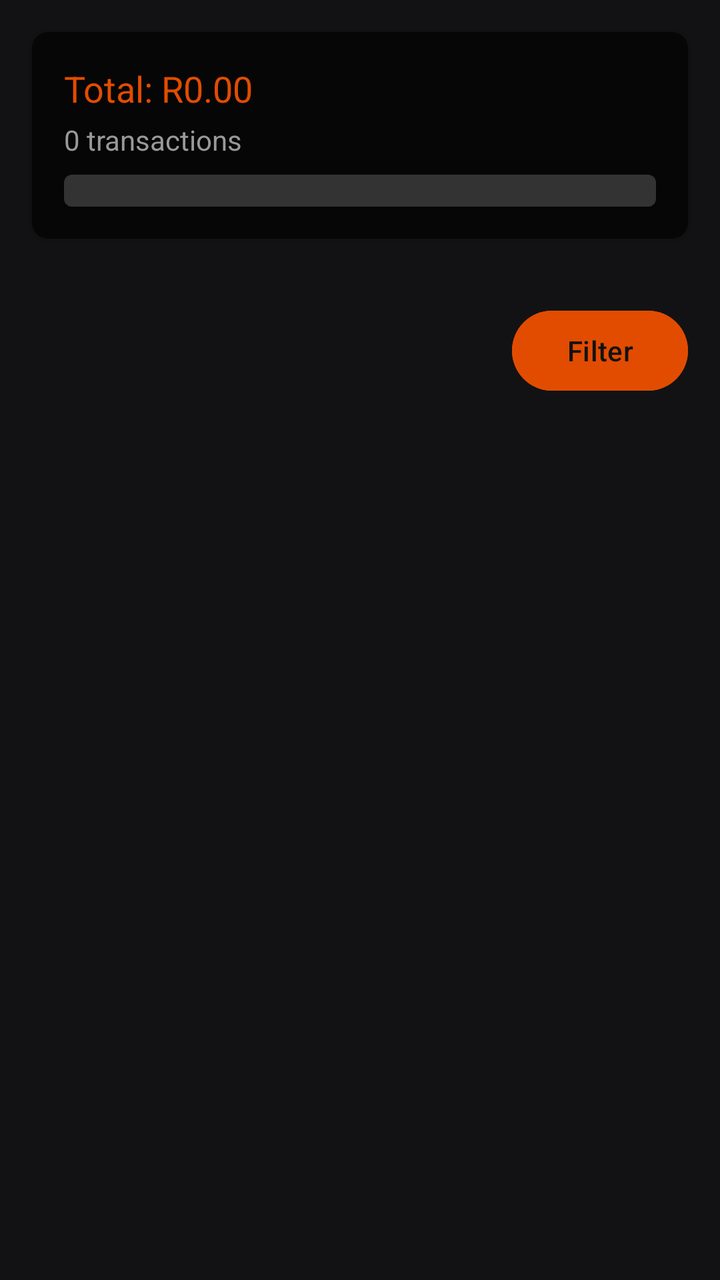
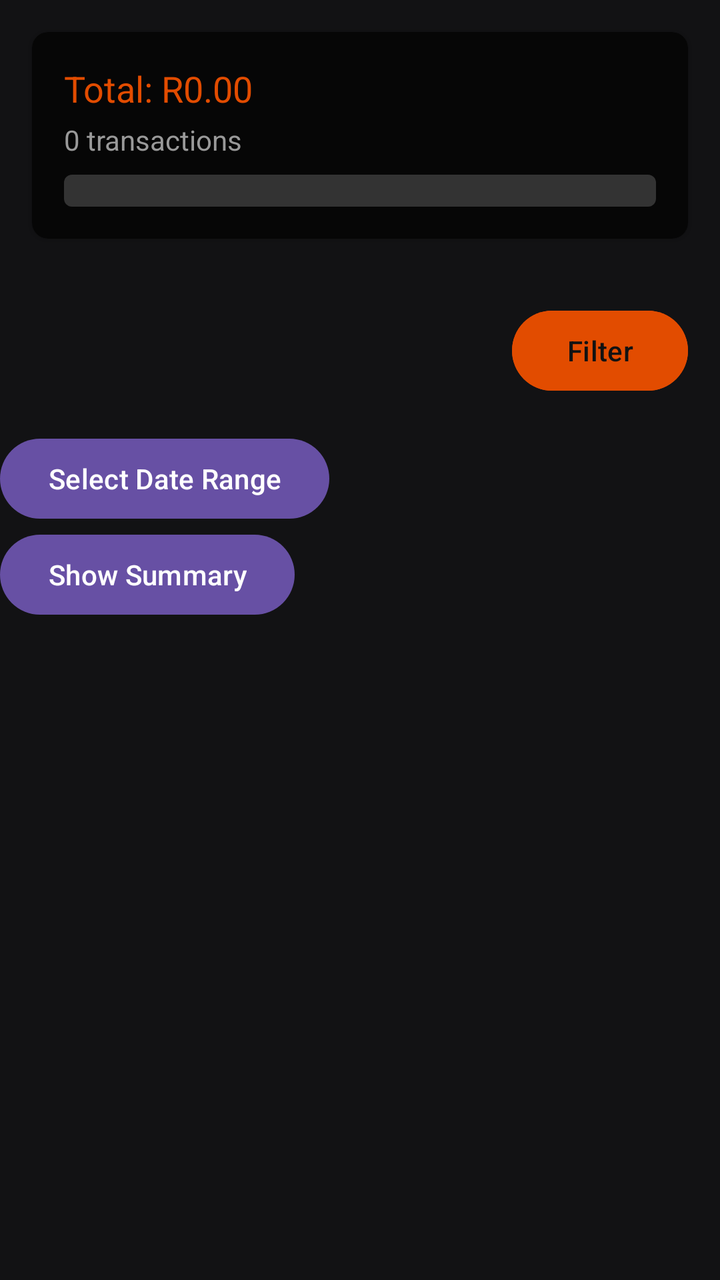

Two renders of the same Android screen: before a commit and after it. Below are the layout's source before the change and the commit's diff.
<!-- AndroidManifest.xml: application theme Theme.SavoraBudgetApp -->
<!-- res/layout/fragment_expense_list.xml -->
<?xml version="1.0" encoding="utf-8"?>
<LinearLayout
    xmlns:android="http://schemas.android.com/apk/res/android"
    xmlns:app="http://schemas.android.com/apk/res-auto"
    xmlns:tools="http://schemas.android.com/tools"
    android:layout_width="match_parent"
    android:layout_height="match_parent"
    android:orientation="vertical"
    android:background="#121214">

    
    <androidx.cardview.widget.CardView
        android:layout_width="match_parent"
        android:layout_height="wrap_content"
        android:layout_margin="16dp"
        app:cardBackgroundColor="#060606"
        app:cardCornerRadius="8dp">

        <LinearLayout
            android:layout_width="match_parent"
            android:layout_height="wrap_content"
            android:padding="16dp"
            android:orientation="vertical">

            <TextView
                android:id="@+id/tvTotal"
                android:layout_width="wrap_content"
                android:layout_height="wrap_content"
                android:text="Total: R0.00"
                android:textColor="#E24C00"
                android:textSize="18sp"/>

            <TextView
                android:id="@+id/tvCount"
                android:layout_width="wrap_content"
                android:layout_height="wrap_content"
                android:text="0 transactions"
                android:textColor="#999999"
                android:layout_marginTop="4dp"/>

            <ProgressBar
                android:id="@+id/progressBar"
                android:layout_width="match_parent"
                android:layout_height="wrap_content"
                android:layout_marginTop="8dp"
                style="@style/Widget.AppCompat.ProgressBar.Horizontal"
                android:progressDrawable="@drawable/progress_orange"/>
        </LinearLayout>
    </androidx.cardview.widget.CardView>

    
    <Button
        android:id="@+id/btnFilter"
        android:layout_width="wrap_content"
        android:layout_height="wrap_content"
        android:layout_gravity="end"
        android:layout_margin="16dp"
        android:text="Filter"
        android:textColor="#121212"
        android:backgroundTint="#E24C00"/>

    
    <androidx.recyclerview.widget.RecyclerView
        android:id="@+id/rvExpenses"
        android:layout_width="match_parent"
        android:layout_height="0dp"
        android:layout_weight="1"
        android:contentDescription="@string/expenses_list_description"
        tools:listitem="@layout/item_expense"/>
</LinearLayout>
<!-- res/layout/item_expense.xml (included above) -->
<?xml version="1.0" encoding="utf-8"?>
<LinearLayout
    xmlns:android="http://schemas.android.com/apk/res/android"
    android:layout_width="match_parent"
    android:layout_height="wrap_content"
    android:orientation="horizontal"
    android:padding="16dp">

    
    <TextView
        android:id="@+id/tvCategory"
        android:layout_width="0dp"
        android:layout_height="wrap_content"
        android:layout_weight="1"
        android:textColor="#FFFFFF" />

    
    <TextView
        android:id="@+id/tvAmount"
        android:layout_width="wrap_content"
        android:layout_height="wrap_content"
        android:textColor="#E24C00" />
</LinearLayout>
<!-- resources referenced by this layout -->
<resources>
  <!-- drawable progress_orange (drawable) -->
  <?xml version="1.0" encoding="utf-8"?>
  <layer-list xmlns:android="http://schemas.android.com/apk/res/android">
      <item android:id="@android:id/background">
          <shape>
              <corners android:radius="4dp" />
              <solid android:color="#333333" />
          </shape>
      </item>
      <item android:id="@android:id/progress">
          <clip>
              <shape>
                  <corners android:radius="4dp" />
                  <solid android:color="#E24C00" />
              </shape>
          </clip>
      </item>
  </layer-list>
  <string name="expenses_list_description">List of all expenses</string>
  <style name="Theme.SavoraBudgetApp" parent="Base.Theme.SavoraBudgetApp" />
  <style name="Base.Theme.SavoraBudgetApp" parent="Theme.Material3.DayNight.NoActionBar">
          
          
      </style>
</resources>

<!-- the commit's change to res/layout/fragment_expense_list.xml (unified diff, before → after) -->
@@ -59,6 +59,24 @@
         android:textColor="#121212"
         android:backgroundTint="#E24C00"/>
 
+    <Button
+        android:id="@+id/btnSelectDateRange"
+        android:layout_width="wrap_content"
+        android:layout_height="wrap_content"
+        android:text="Select Date Range"/>
+
+    <Button
+        android:id="@+id/btnToggleSummary"
+        android:layout_width="wrap_content"
+        android:layout_height="wrap_content"
+        android:text="Show Summary"/>
+
+    <TextView
+        android:id="@+id/tvCategorySummary"
+        android:layout_width="match_parent"
+        android:layout_height="wrap_content"
+        android:visibility="gone"/>
+
     
     <androidx.recyclerview.widget.RecyclerView
         android:id="@+id/rvExpenses"
@@ -69,7 +87,6 @@
         tools:listitem="@layout/item_expense"/>
 </LinearLayout>
 <!-- res/layout/item_expense.xml (included above) -->
-<?xml version="1.0" encoding="utf-8"?>
 <LinearLayout
     xmlns:android="http://schemas.android.com/apk/res/android"
     android:layout_width="match_parent"
@@ -78,8 +95,32 @@
     android:padding="16dp">
 
     
+    <ImageView
+        android:id="@+id/ivPhoto"
+        android:layout_width="48dp"
+        android:layout_height="48dp"
+        android:layout_marginEnd="8dp"
+        android:scaleType="centerCrop"
+        android:visibility="gone"
+        android:contentDescription="Receipt photo" />
+
+    
     <TextView
         android:id="@+id/tvCategory"
+        android:layout_width="0dp"
+        android:layout_height="wrap_content"
+        android:layout_weight="1"
+        android:textColor="#FFFFFF" />
+
+    <TextView
+        android:id="@+id/tvDate"
+        android:layout_width="0dp"
+        android:layout_height="wrap_content"
+        android:layout_weight="1"
+        android:textColor="#FFFFFF" />
+
+    <TextView
+        android:id="@+id/tvDescription"
         android:layout_width="0dp"
         android:layout_height="wrap_content"
         android:layout_weight="1"
